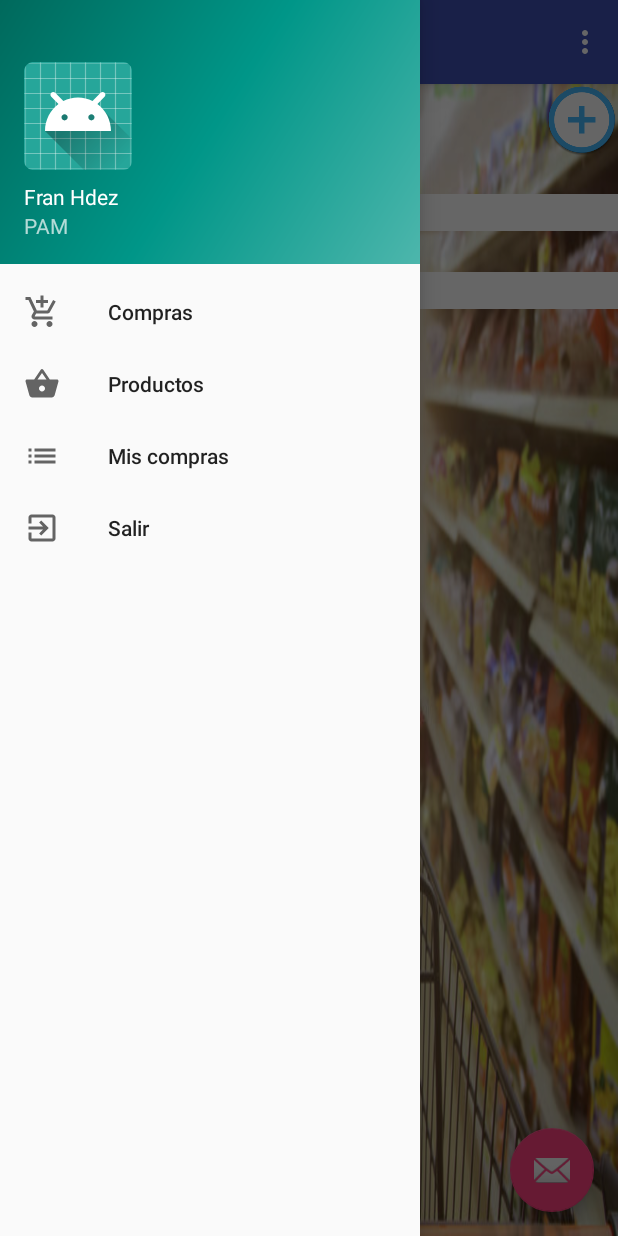
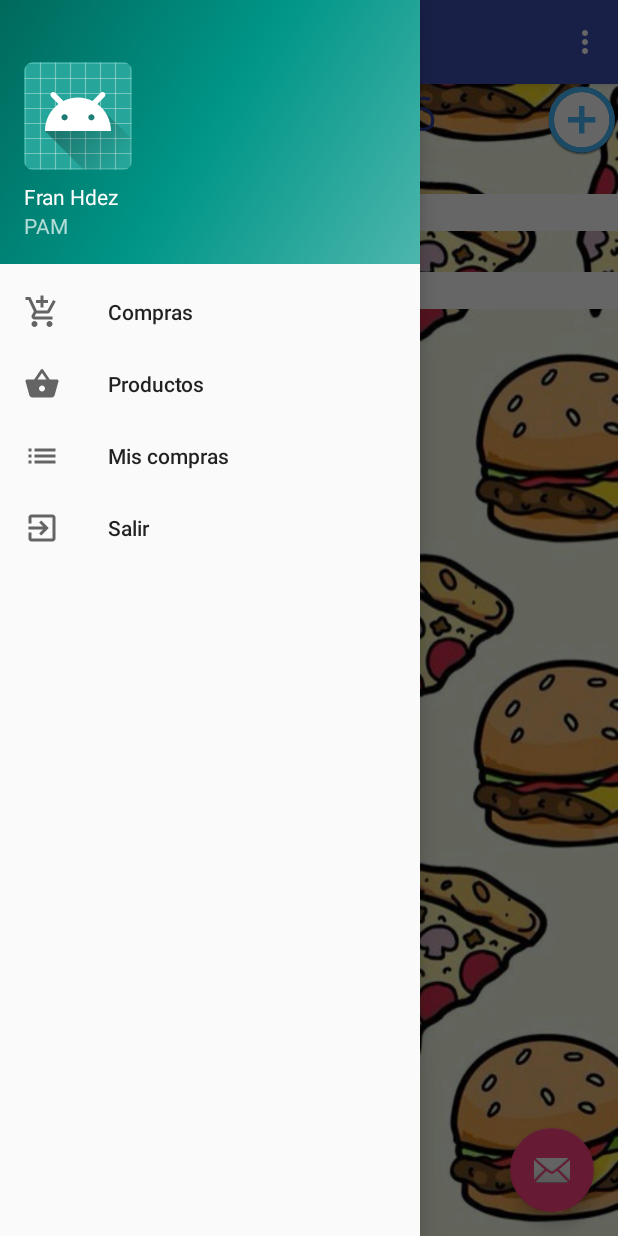
Before and after one commit to FerDev97/Compras16API23, an Android app: the ProductoActivity screen opened directly, with no data from a screen before it, with the side drawer open, on a phone screen of 412 x 824 dp. Run offline under Robolectric (Android 15) with nearby library versions, the phone set to English and light mode, and no system bars.

Commit message:
Fondos Nuevos

```diff
--- a/app/src/main/java/com/example/laptopolxsv/compras16api23/MainActivity.java
+++ b/app/src/main/java/com/example/laptopolxsv/compras16api23/MainActivity.java
@@ -42,7 +42,7 @@ public class MainActivity extends AppCompatActivity
         fab.setOnClickListener(new View.OnClickListener() {
             @Override
             public void onClick(View view) {
-                Snackbar.make(view, "Replace with your own action", Snackbar.LENGTH_LONG)
+                Snackbar.make(view, "Esto es una snack bar.", Snackbar.LENGTH_LONG)
                         .setAction("Action", null).show();
             }
         });
--- a/app/src/main/res/layout/app_bar_main.xml
+++ b/app/src/main/res/layout/app_bar_main.xml
@@ -28,6 +28,6 @@
         android:layout_height="wrap_content"
         android:layout_gravity="bottom|end"
         android:layout_margin="@dimen/fab_margin"
-        app:srcCompat="@android:drawable/ic_dialog_email" />
+        app:srcCompat="@drawable/ic_exit_to_app_black_24dp" />
 
 </android.support.design.widget.CoordinatorLayout>
--- a/app/src/main/res/layout/content_main.xml
+++ b/app/src/main/res/layout/content_main.xml
@@ -4,7 +4,7 @@
     xmlns:tools="http://schemas.android.com/tools"
     android:layout_width="match_parent"
     android:layout_height="match_parent"
-    android:background="@drawable/fondo2"
+    android:background="@drawable/fprincipal"
     app:layout_behavior="@string/appbar_scrolling_view_behavior"
     tools:context="com.example.laptopolxsv.compras16api23.MainActivity"
     tools:showIn="@layout/app_bar_main">
--- a/app/src/main/res/layout/content_producto.xml
+++ b/app/src/main/res/layout/content_producto.xml
@@ -4,7 +4,7 @@
     xmlns:tools="http://schemas.android.com/tools"
     android:layout_width="match_parent"
     android:layout_height="match_parent"
-    android:background="@drawable/fondo2"
+    android:background="@drawable/fprod"
     app:layout_behavior="@string/appbar_scrolling_view_behavior"
     tools:context="com.example.laptopolxsv.compras16api23.ProductoActivity"
     tools:showIn="@layout/app_bar_producto">
@@ -17,9 +17,9 @@
         android:layout_centerHorizontal="true"
         android:fontFamily="casual"
         android:text="Productos"
-        android:textAllCaps="false"
-        android:textColor="@android:color/background_dark"
-        android:textSize="24sp"
+        android:textAllCaps="true"
+        android:textColor="@color/colorPrimaryDark"
+        android:textSize="30sp"
         android:textStyle="bold" />
 
     <ImageButton
--- a/app/src/main/res/layout/nav_header_main.xml
+++ b/app/src/main/res/layout/nav_header_main.xml
@@ -23,13 +23,13 @@
         android:layout_width="match_parent"
         android:layout_height="wrap_content"
         android:paddingTop="@dimen/nav_header_vertical_spacing"
-        android:text="PAM"
+        android:text="Fernando Josue"
         android:textAppearance="@style/TextAppearance.AppCompat.Body1" />
 
     <TextView
         android:id="@+id/textView"
         android:layout_width="wrap_content"
         android:layout_height="wrap_content"
-        android:text="Francisco Hernandez" />
+        android:text="Aplicacion de compras." />
 
 </LinearLayout>
```
Also changed, not shown: app/src/main/res/drawable/fprincipal.jpg (added), app/src/main/res/drawable/fprod.jpg (added).
